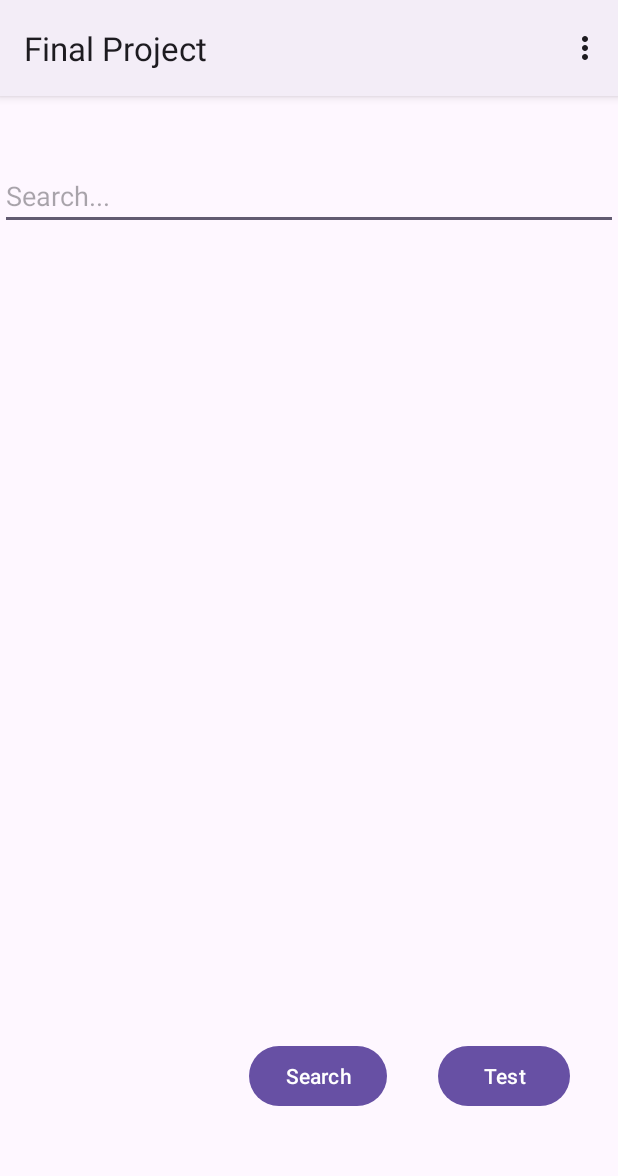
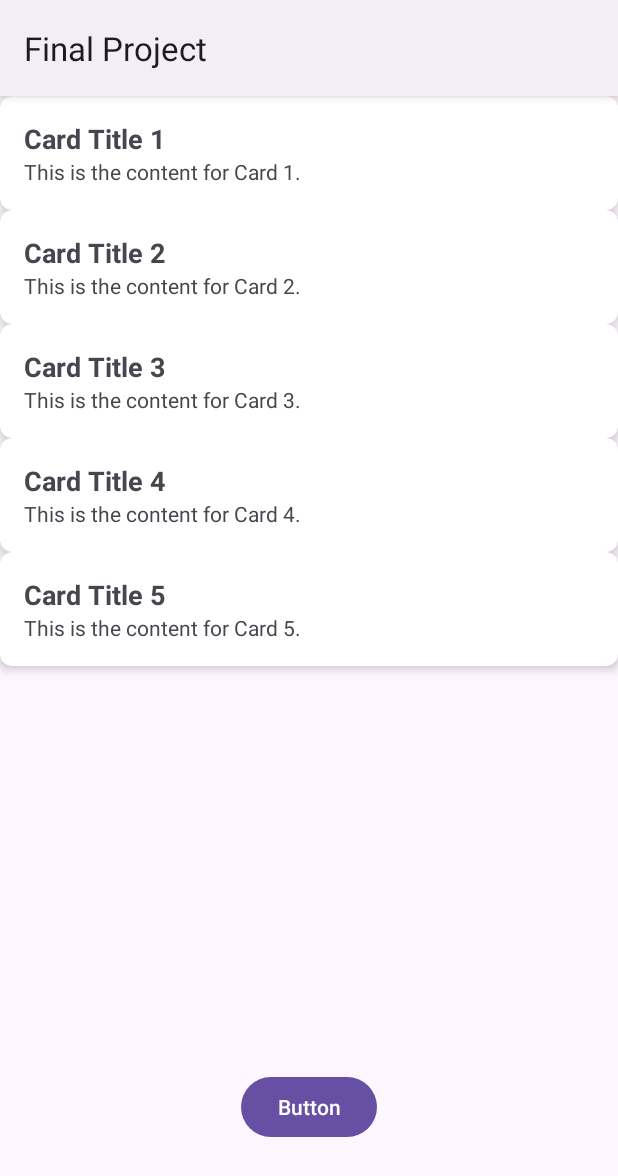
Before and after one commit to Bingerma/BadgerCourse, an Android app: the screen it shows after launch (MainActivity before the commit, courseCardList after it), after a tap on "Search", on a phone screen of 412 x 824 dp. Shown: the top 1176 px of the screen. Run offline under Robolectric (Android 15) with nearby library versions, the phone set to English and light mode, and no system bars; our stand-ins replace Volley.

Commit message:
Updated UI
TODO: CourseLists is pending

```diff
--- a/app/build.gradle
+++ b/app/build.gradle
@@ -34,6 +34,8 @@ dependencies {
     implementation 'androidx.constraintlayout:constraintlayout:2.1.4'
     implementation 'com.android.volley:volley:1.2.1'
     implementation 'com.github.PhilJay:MPAndroidChart:v3.1.0'
+    implementation 'androidx.cardview:cardview:1.0.0'
+    implementation 'androidx.recyclerview:recyclerview:1.3.2'
     testImplementation 'junit:junit:4.13.2'
     androidTestImplementation 'androidx.test.ext:junit:1.1.5'
     androidTestImplementation 'androidx.test.espresso:espresso-core:3.5.1'
--- a/app/src/main/AndroidManifest.xml
+++ b/app/src/main/AndroidManifest.xml
@@ -31,13 +31,15 @@
         </activity>
         <activity
             android:name=".ProfessorSelect"
-
             android:exported="true">
         </activity>
         <activity
             android:name=".ProfessorDetails"
             android:exported="true">
         </activity>
+        <activity
+            android:name=".courseCardList"
+            android:exported="true" />
 
     </application>
 
--- a/app/src/main/java/com/cs407/finalproject/MainActivity.java
+++ b/app/src/main/java/com/cs407/finalproject/MainActivity.java
@@ -39,9 +39,6 @@ public class MainActivity extends AppCompatActivity {
 
     private EditText editTextSearch;
     private Button searchButton;
-    private Button testButton;
-
-
     private String api = "https://api.madgrades.com/v1/courses?query=";
     private ListView listViewResults;
     private ArrayAdapter<String> adapter;
@@ -58,7 +55,6 @@ public class MainActivity extends AppCompatActivity {
         editTextSearch = findViewById(R.id.editTextSearch);
         listViewResults = findViewById(R.id.listViewResults);
         searchButton = findViewById(R.id.Search);
-        testButton = findViewById(R.id.testButton);
 
 
         // Set up the adapter
@@ -82,16 +78,11 @@ public class MainActivity extends AppCompatActivity {
 
         searchButton.setOnClickListener(new View.OnClickListener() {
             @Override
-            public void onClick(View v) {
-                new FetchDataTask(MainActivity.this).execute(api + editTextSearch.getText().toString().replaceAll("\\s", ""));
-            }
-        });
+            public void onClick(View v){
+                Intent intent = new Intent(MainActivity.this, courseCardList.class);
+                intent.putExtra("userInput", editTextSearch.getText().toString());
+                startActivity(intent);
 
-        testButton.setOnClickListener(new View.OnClickListener(){
-            @Override
-            public void onClick(View v){
-                Intent intent = new Intent(MainActivity.this, ProfessorDetails.class);
-                startActivity(intent);
             }
         });
     }
@@ -113,99 +104,4 @@ public class MainActivity extends AppCompatActivity {
         return super.onOptionsItemSelected(item);
     }
 
-    private static class FetchDataTask extends AsyncTask<String, Void, List<Course>> {
-
-        private WeakReference<MainActivity> activityReference;
-
-        public FetchDataTask(MainActivity activity) {
-            this.activityReference = new WeakReference<>(activity);
-        }
-
-        @Override
-        protected List<Course> doInBackground(String... params) {
-            return fetchURL(params[0]);
-        }
-
-        @Override
-        protected void onPostExecute(List<Course> result) {
-            MainActivity activity = activityReference.get();
-            if (activity != null) {
-                activity.adapter.clear();
-                for (Course course : result) {
-                    Log.d("Class Info", "Class Name: " + course.getName() + ", URL: " + course.getUrl());
-                    activity.adapter.add(course.getName());
-                }
-                activity.courseList.clear();
-                activity.courseList.addAll(result);
-
-            }
-        }
-
-        private List<Course> fetchURL(String urlString) {
-            try {
-                URL url = new URL(urlString);
-                HttpURLConnection urlConnection = (HttpURLConnection) url.openConnection();
-
-                try {
-                    // Set the Authorization header
-                    urlConnection.setRequestProperty("Authorization", "Token token=405f8fbc02dd4b7eb560ce722c7be74a");
-
-                    InputStream in = urlConnection.getInputStream();
-                    BufferedReader reader = new BufferedReader(new InputStreamReader(in));
-                    StringBuilder response = new StringBuilder();
-                    String line;
-
-                    while ((line = reader.readLine()) != null) {
-                        response.append(line);
-                    }
-                    Log.d("MyAppLog", response.toString());
-                    try{
-                        JSONObject jsonObject = new JSONObject(response.toString());
-                        int totalPages = jsonObject.getInt("totalPages");
-                        if (totalPages > 0){
-                            return parseJson(response.toString());
-                        }
-                        else{
-                            List<Course> emptyList = new ArrayList<>();
-                            emptyList.add(new Course("No matching results", "NA"));
-                            return emptyList;
-                        }
-                    }catch (JSONException e){
-                        e.printStackTrace();
-                    }
-                    return null;
-
-
-                } finally {
-                    urlConnection.disconnect();
-                }
-            } catch (IOException e) {
-                Log.e("HTTP Request", "Error: " + e.getMessage());
-                return null;
-            }
-        }
-
-        private List<Course> parseJson(String json) {
-            List<Course> courses = new ArrayList<>();
-
-            try {
-                JSONObject jsonObject = new JSONObject(json);
-                JSONArray resultsArray = jsonObject.getJSONArray("results");
-
-                for (int i = 0; i < Math.min(5, resultsArray.length()); i++) {
-                    JSONObject courseObject = resultsArray.getJSONObject(i);
-                    String className = courseObject.getString("name");
-                    String classUrl = courseObject.getString("url");
-
-                    courses.add(new Course(className, classUrl));
-                }
-            } catch (JSONException e) {
-                Log.e("JSON Parsing", "Error: " + e.getMessage());
-            }
-
-            return courses;
-        }
-    }
-
-
 }
--- a/app/src/main/java/com/cs407/finalproject/ProfessorDetails.java
+++ b/app/src/main/java/com/cs407/finalproject/ProfessorDetails.java
@@ -54,8 +54,6 @@ class GradeCounts {
         this.fCount += other.fCount;
     }
 }
-
-
 
 public class ProfessorDetails extends AppCompatActivity {
     BarChart barChart;
--- /dev/null
+++ b/app/src/main/java/com/cs407/finalproject/courseCardList.java
@@ -0,0 +1,125 @@
+package com.cs407.finalproject;
+
+import android.content.Intent;
+import android.os.Bundle;
+import android.util.Log;
+import android.view.LayoutInflater;
+import android.view.View;
+import android.view.ViewGroup;
+import android.widget.TextView;
+
+import androidx.annotation.NonNull;
+import androidx.annotation.Nullable;
+import androidx.appcompat.app.AppCompatActivity;
+import androidx.recyclerview.widget.LinearLayoutManager;
+import androidx.recyclerview.widget.RecyclerView;
+
+import com.android.volley.RequestQueue;
+import com.android.volley.toolbox.Volley;
+
+import java.util.ArrayList;
+import java.util.List;
+
+public class courseCardList extends AppCompatActivity {
+
+    private RecyclerView recyclerView;
+    private CardAdapter adapter;
+    private List<CardItem> cardItemList;
+
+    @Override
+    protected void onCreate(Bundle savedInstanceState) {
+        super.onCreate(savedInstanceState);
+        setContentView(R.layout.activity_course_card_list);
+        Intent intent = getIntent();
+        String userInput = intent.getStringExtra("userInput");
+
+        {
+            String api = "https://api.madgrades.com/v1/courses?query=" + userInput;
+            Log.d("testlog", api);
+
+        }
+
+        recyclerView = findViewById(R.id.recyclerView);
+        recyclerView.setLayoutManager(new LinearLayoutManager(this));
+
+        // Initialize cardItemList and populate it with data
+        cardItemList = new ArrayList<>();
+
+        // TODO: Fetch data and populate the list
+        cardItemList.add(new CardItem("Card Title 1", "This is the content for Card 1."));
+        cardItemList.add(new CardItem("Card Title 2", "This is the content for Card 2."));
+        cardItemList.add(new CardItem("Card Title 3", "This is the content for Card 3."));
+        cardItemList.add(new CardItem("Card Title 4", "This is the content for Card 4."));
+        cardItemList.add(new CardItem("Card Title 5", "This is the content for Card 5."));
+
+
+        adapter = new CardAdapter(cardItemList);
+        recyclerView.setAdapter(adapter);
+    }
+
+
+
+
+    // Method to update data in adapter
+    public void updateData(List<CardItem> newData) {
+        cardItemList.clear();
+        cardItemList.addAll(newData);
+        adapter.notifyDataSetChanged();
+    }
+
+
+    public static class CardItem {
+        private final String title;
+        private final String content;
+
+        public CardItem(String title, String content){
+            this.title = title;
+            this.content = content;
+        }
+
+        public String getTitle() {
+            return title;
+        }
+
+        public String getContent(){
+            return content;
+        }
+    }
+
+    public static class CardAdapter extends RecyclerView.Adapter<CardAdapter.CardViewHolder> {
+        private final List<CardItem> cardItemList;
+
+        public CardAdapter(List<CardItem> cardItemList) {
+            this.cardItemList = cardItemList;
+        }
+
+        @NonNull
+        @Override
+        public CardViewHolder onCreateViewHolder(@NonNull ViewGroup parent, int viewType) {
+            View view = LayoutInflater.from(parent.getContext()).inflate(R.layout.activity_course_card, parent, false);
+            return new CardViewHolder(view);
+        }
+
+        @Override
+        public void onBindViewHolder(@NonNull CardViewHolder holder, int position) {
+            CardItem item = cardItemList.get(position);
+            holder.titleTextView.setText(item.getTitle());
+            holder.contentTextView.setText(item.getContent());
+        }
+
+        @Override
+        public int getItemCount() {
+            return cardItemList.size();
+        }
+
+        static class CardViewHolder extends RecyclerView.ViewHolder {
+            TextView titleTextView, contentTextView;
+
+            CardViewHolder(View view) {
+                super(view);
+                titleTextView = view.findViewById(R.id.titleTextView);
+                contentTextView = view.findViewById(R.id.contentTextView);
+            }
+        }
+    }
+}
--- /dev/null
+++ b/app/src/main/res/layout/activity_course_card.xml
@@ -0,0 +1,26 @@
+<androidx.cardview.widget.CardView xmlns:android="http://schemas.android.com/apk/res/android"
+    xmlns:app="http://schemas.android.com/apk/res-auto"
+    android:layout_width="match_parent"
+    android:layout_height="wrap_content"
+    app:cardElevation="4dp"
+    app:cardCornerRadius="8dp">
+
+    <LinearLayout
+        android:layout_width="match_parent"
+        android:layout_height="wrap_content"
+        android:orientation="vertical"
+        android:padding="16dp">
+
+        <TextView
+            android:id="@+id/titleTextView"
+            android:layout_width="match_parent"
+            android:layout_height="wrap_content"
+            android:textSize="18sp"
+            android:textStyle="bold"/>
+
+        <TextView
+            android:id="@+id/contentTextView"
+            android:layout_width="match_parent"
+            android:layout_height="wrap_content" />
+    </LinearLayout>
+</androidx.cardview.widget.CardView>
--- /dev/null
+++ b/app/src/main/res/layout/activity_course_card_list.xml
@@ -0,0 +1,28 @@
+<?xml version="1.0" encoding="utf-8"?>
+<androidx.constraintlayout.widget.ConstraintLayout xmlns:android="http://schemas.android.com/apk/res/android"
+    xmlns:app="http://schemas.android.com/apk/res-auto"
+    xmlns:tools="http://schemas.android.com/tools"
+    android:layout_width="match_parent"
+    android:layout_height="match_parent">
+
+    <androidx.recyclerview.widget.RecyclerView
+        android:id="@+id/recyclerView"
+        android:layout_width="0dp"
+        android:layout_height="0dp"
+        app:layout_constraintBottom_toBottomOf="parent"
+        app:layout_constraintEnd_toEndOf="parent"
+        app:layout_constraintStart_toStartOf="parent"
+        app:layout_constraintTop_toTopOf="parent"
+        tools:listitem="@layout/activity_course_card" />
+
+    <Button
+        android:id="@+id/button"
+        android:layout_width="wrap_content"
+        android:layout_height="wrap_content"
+        android:layout_marginBottom="62dp"
+        android:text="Button"
+        app:layout_constraintBottom_toBottomOf="parent"
+        app:layout_constraintEnd_toEndOf="parent"
+        app:layout_constraintStart_toStartOf="parent" />
+
+</androidx.constraintlayout.widget.ConstraintLayout>
--- a/app/src/main/res/layout/activity_main.xml
+++ b/app/src/main/res/layout/activity_main.xml
@@ -45,13 +45,4 @@
         app:layout_constraintStart_toStartOf="parent"
         app:layout_constraintTop_toBottomOf="@+id/editTextSearch" />
 
-    <Button
-        android:id="@+id/testButton"
-        android:layout_width="wrap_content"
-        android:layout_height="wrap_content"
-        android:layout_marginEnd="32dp"
-        android:text="Test"
-        app:layout_constraintBaseline_toBaselineOf="@+id/Search"
-        app:layout_constraintEnd_toEndOf="parent" />
-
 </androidx.constraintlayout.widget.ConstraintLayout>
```
